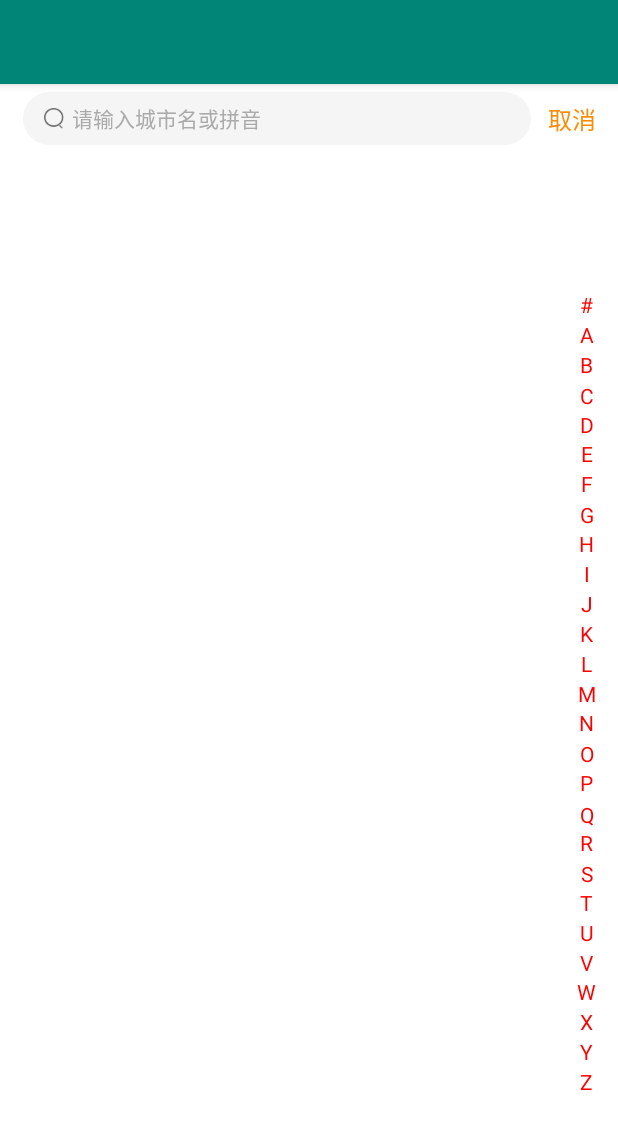
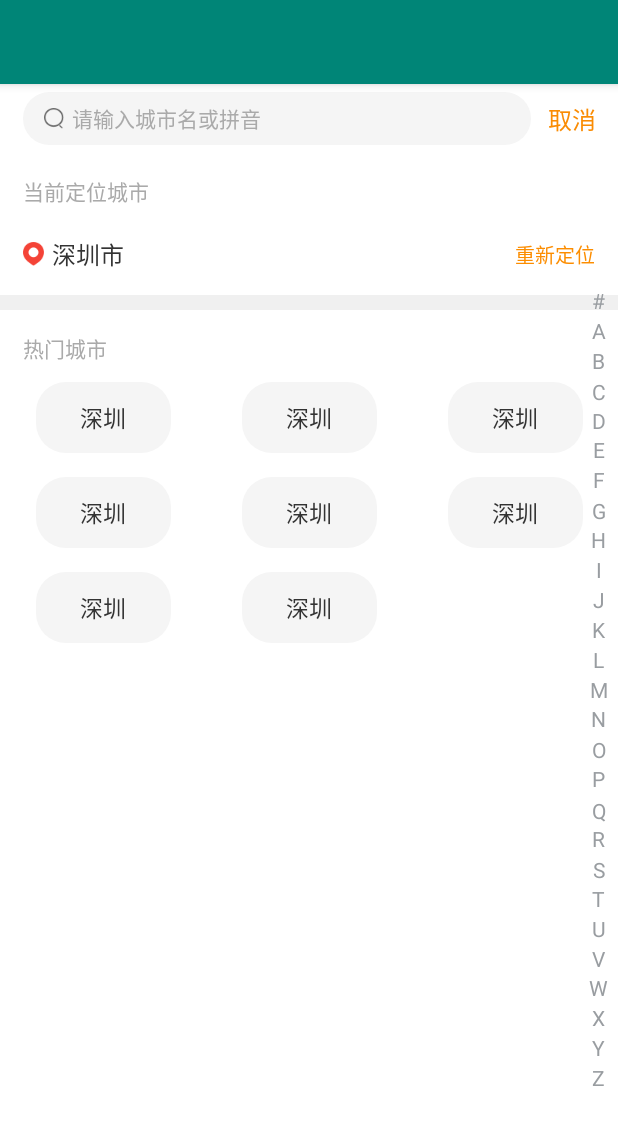
Before and after one commit to MZCretin/CitySelect, an Android app: the screen it shows after launch (MainActivity), on a phone screen of 412 x 824 dp. Shown: the top 1129 px of the screen. Run offline under Robolectric (Android 15) with nearby library versions, the phone set to English and light mode, and no system bars; libraries missing offline, so code that uses them is left out: com.blankj.utilcode; 1 statement that could not run was skipped.

Commit message:
主要功能完成 剩下封装和打磨

```diff
--- a/app/src/main/AndroidManifest.xml
+++ b/app/src/main/AndroidManifest.xml
@@ -9,7 +9,11 @@
         android:roundIcon="@mipmap/ic_launcher_round"
         android:supportsRtl="true"
         android:theme="@style/AppTheme">
-        <activity android:name=".MainActivity">
+        <activity android:name=".MainActivity"
+            android:configChanges="keyboardHidden|orientation"
+            android:launchMode="singleTask"
+            android:windowSoftInputMode="adjustPan"
+            android:screenOrientation="portrait">
             <intent-filter>
                 <action android:name="android.intent.action.MAIN" />
 
--- a/app/src/main/java/com/cretin/cityselect/CityInfoModel.java
+++ b/app/src/main/java/com/cretin/cityselect/CityInfoModel.java
@@ -7,11 +7,19 @@ package com.cretin.cityselect;
  * @desc: 添加描述
  */
 public class CityInfoModel {
+    public static final int TYPE_NORMAL = 0;
+    public static final int TYPE_CURRENT = 1;//当前城市
+    public static final int TYPE_HOT = 2;//热门城市
+
     private int type;
     private String cityName;
     private String sortId;
     private String sortName;
     private Object extra;
+
+    public CityInfoModel(String cityName) {
+        this.cityName = cityName;
+    }
 
     public CityInfoModel() {
     }
--- a/app/src/main/java/com/cretin/cityselect/FastIndexView.java
+++ b/app/src/main/java/com/cretin/cityselect/FastIndexView.java
@@ -34,7 +34,7 @@ public class FastIndexView extends View {
         mPaint.setAntiAlias(true);
         //获取文字被选中的颜色
 //        selectedColor = ContextCompat.getColor(context, );
-        selectedColor = Color.parseColor("#ff0000");
+        selectedColor = Color.parseColor("#999DA1");
     }
 
     @Override
@@ -49,12 +49,12 @@ public class FastIndexView extends View {
             //计算绘制字符的Y方向起点
             int y = (int) (cellHeight / 2.0f + textHeight / 2.0f + i
                     * cellHeight);
-            //绘制选中字符的背景
-            if (touchIndex == i) {
-                mPaint.setColor(Color.RED);
-                canvas.drawCircle(viewWidth / 2, cellHeight * i + cellHeight / 2, cellHeight / 2, mPaint);
-            }
-            mPaint.setColor(touchIndex == i ? Color.WHITE : selectedColor);
+//            //绘制选中字符的背景
+//            if (touchIndex == i) {
+//                mPaint.setColor(Color.parseColor("#999DA1"));
+//                canvas.drawCircle(viewWidth / 2, cellHeight * i + cellHeight / 2, cellHeight / 2, mPaint);
+//            }
+            mPaint.setColor(/*touchIndex == i ? Color.WHITE : */selectedColor);
             canvas.drawText(text, x, y, mPaint);
         }
     }
--- /dev/null
+++ b/app/src/main/java/com/cretin/cityselect/HotRecyclerViewAdapter.java
@@ -0,0 +1,53 @@
+package com.cretin.cityselect;
+
+import android.content.Context;
+import android.support.v7.widget.RecyclerView;
+import android.view.LayoutInflater;
+import android.view.View;
+import android.view.ViewGroup;
+import android.widget.TextView;
+
+import java.util.List;
+
+public class HotRecyclerViewAdapter extends RecyclerView.Adapter<RecyclerView.ViewHolder> {
+
+    private List<CityInfoModel> mDatas;
+
+    private Context mContext;
+
+    public HotRecyclerViewAdapter(Context context, List<CityInfoModel> data) {
+        this.mDatas = data;
+        this.mContext = context;
+    }
+
+    @Override
+    public RecyclerView.ViewHolder onCreateViewHolder(ViewGroup parent, int viewType) {
+        return new NormalHolder(LayoutInflater.from(mContext).inflate(R.layout.item_layout_hot_city, parent, false));
+    }
+
+    @Override
+    public void onBindViewHolder(RecyclerView.ViewHolder holder, int position) {
+        CityInfoModel cityInfoModel = mDatas.get(position);
+        NormalHolder realHolder = (NormalHolder) holder;
+        realHolder.tvCity.setText(cityInfoModel.getCityName());
+    }
+
+
+    @Override
+    public int getItemCount() {
+        if (mDatas != null) {
+            return mDatas.size();
+        }
+        return 0;
+    }
+
+    private class NormalHolder extends RecyclerView.ViewHolder {
+        TextView tvCity;
+
+        public NormalHolder(View itemView) {
+            super(itemView);
+            tvCity = itemView.findViewById(R.id.tv_city);
+        }
+    }
+
+}
--- a/app/src/main/java/com/cretin/cityselect/JSONHelper.java
+++ b/app/src/main/java/com/cretin/cityselect/JSONHelper.java
@@ -306,7 +306,6 @@ public class JSONHelper {
                     fieldSetMethod.invoke(obj, temp);
                 } else {
                     fieldSetMethod.invoke(obj, value);
-                    Log.e(TAG, TAG  + ">>>>setFiedlValue -> not supper type" + fieldType);
                 }
             }
 
--- a/app/src/main/java/com/cretin/cityselect/MainActivity.java
+++ b/app/src/main/java/com/cretin/cityselect/MainActivity.java
@@ -4,25 +4,41 @@ import android.support.v7.app.AppCompatActivity;
 import android.os.Bundle;
 import android.support.v7.widget.LinearLayoutManager;
 import android.support.v7.widget.RecyclerView;
+import android.text.Editable;
 import android.text.TextUtils;
+import android.text.TextWatcher;
 import android.util.Log;
+import android.view.View;
+import android.widget.EditText;
+import android.widget.TextView;
 
 import com.blankj.utilcode.util.ResourceUtils;
+import com.github.stuxuhai.jpinyin.ChineseHelper;
+import com.github.stuxuhai.jpinyin.PinyinException;
 import com.github.stuxuhai.jpinyin.PinyinFormat;
 import com.github.stuxuhai.jpinyin.PinyinHelper;
 
-import org.json.JSONException;
-
+import java.sql.Time;
 import java.util.ArrayList;
 import java.util.Collections;
 import java.util.Comparator;
 import java.util.List;
+import java.util.Timer;
+import java.util.TimerTask;
 
 public class MainActivity extends AppCompatActivity {
-    private RecyclerViewAdapter recyclerViewAdapter;
+    private MainRecyclerViewAdapter recyclerViewAdapter;
     private RecyclerView recyclerView;
+    private EditText searchView;
+    private TextView tvRight;
+    private FastIndexView fastIndexView;
     private List<CityInfoModel> list;
-    private FastIndexView fastIndexView;
+    private List<CityInfoModel> cacheList;
+    private List<CityInfoModel> searchList;
+    private TextView tvIndex;
+    private Timer timer;
+    private TimerTask timerTask;
+    private LinearLayoutManager linearLayoutManager;
 
     @Override
     protected void onCreate(Bundle savedInstanceState) {
@@ -31,31 +47,26 @@ public class MainActivity extends AppCompatActivity {
 
         recyclerView = findViewById(R.id.recyclerView);
         fastIndexView = findViewById(R.id.fastIndexView);
+        tvIndex = findViewById(R.id.tv_index);
+        searchView = findViewById(R.id.ed_search);
+        tvRight = findViewById(R.id.tv_right);
 
         list = new ArrayList<>();
+        cacheList = new ArrayList<>();
+        searchList = new ArrayList<>();
 
-        String city = ResourceUtils.readAssets2String("city.json");
+        final String city = ResourceUtils.readAssets2String("city.json");
         try {
             CityResponse cityResponse = JSONHelper.parseObject(city, CityResponse.class);
             List<CityResponse.DataBean> data = cityResponse.getData();
             for (CityResponse.DataBean item : data) {
                 if (item.getSons() == null) {
-                    String firstStr = "";
-                    if (!TextUtils.isEmpty(item.getName())) {
-                        firstStr = item.getName().substring(0, 1);
-                    }
-                    String shortPinyin = PinyinHelper.getShortPinyin(firstStr);
                     String pingYin = PinyinHelper.convertToPinyinString(item.getName(), " ", PinyinFormat.WITHOUT_TONE);
-                    list.add(new CityInfoModel(RecyclerViewAdapter.TYPE_NORMAL, item.getName(), shortPinyin, pingYin, item.getAreaId()));
+                    cacheList.add(new CityInfoModel(CityInfoModel.TYPE_NORMAL, item.getName(), pingYin.substring(0, 1), pingYin, item.getAreaId()));
                 } else {
                     for (CityResponse.DataBean.SonsBean son : item.getSons()) {
-                        String firstStr = "";
-                        if (!TextUtils.isEmpty(son.getName())) {
-                            firstStr = son.getName().substring(0, 1);
-                        }
-                        String shortPinyin = PinyinHelper.getShortPinyin(firstStr);
                         String pingYin = PinyinHelper.convertToPinyinString(son.getName(), " ", PinyinFormat.WITHOUT_TONE);
-                        list.add(new CityInfoModel(RecyclerViewAdapter.TYPE_NORMAL, son.getName(), shortPinyin, pingYin, item.getAreaId()));
+                        cacheList.add(new CityInfoModel(CityInfoModel.TYPE_NORMAL, son.getName(), pingYin.substring(0, 1), pingYin, item.getAreaId()));
                     }
                 }
             }
@@ -63,14 +74,17 @@ public class MainActivity extends AppCompatActivity {
             e.printStackTrace();
         }
 
-        Collections.sort(list, new Comparator<CityInfoModel>() {
+        Collections.sort(cacheList, new Comparator<CityInfoModel>() {
             @Override
             public int compare(CityInfoModel o1, CityInfoModel o2) {
                 return o1.getSortName().compareTo(o2.getSortName());
             }
         });
 
-        recyclerView.setLayoutManager(new LinearLayoutManager(this));
+        cacheList.add(0, new CityInfoModel(CityInfoModel.TYPE_HOT, "", "#", "热门城市", "hot"));
+        cacheList.add(0, new CityInfoModel(CityInfoModel.TYPE_CURRENT, "", "*", "当前定位城市", "current"));
+        linearLayoutManager = new LinearLayoutManager(this);
+        recyclerView.setLayoutManager(linearLayoutManager);
         recyclerView.addItemDecoration(new CustomItemDecoration(this, new CustomItemDecoration.TitleDecorationCallback() {
             @Override
             public String getGroupId(int position) {
@@ -79,10 +93,124 @@ public class MainActivity extends AppCompatActivity {
 
             @Override
             public String getGroupName(int position) {
-                return list.get(position).getSortId().toUpperCase();
+                CityInfoModel cityInfoModel = list.get(position);
+                if (cityInfoModel.getType() == CityInfoModel.TYPE_CURRENT || cityInfoModel.getType() == CityInfoModel.TYPE_HOT) {
+                    return cityInfoModel.getSortName();
+                }
+                return cityInfoModel.getSortId().toUpperCase();
             }
         }));
-        recyclerViewAdapter = new RecyclerViewAdapter(this, list);
+
+        list.clear();
+        list.addAll(cacheList);
+        recyclerViewAdapter = new MainRecyclerViewAdapter(this, list);
         recyclerView.setAdapter(recyclerViewAdapter);
+
+        fastIndexView.setListener(new FastIndexView.OnLetterUpdateListener() {
+            @Override
+            public void onLetterUpdate(String letter) {
+                tvIndex.setText(letter);
+                tvIndex.setVisibility(View.VISIBLE);
+
+                moveToLetterPosition(letter);
+
+                if (timer != null) {
+                    timer.cancel();
+                    timer = null;
+                }
+
+                if (timerTask != null) {
+                    timerTask.cancel();
+                    timerTask = null;
+                }
+                timerTask = new TimerTask() {
+                    @Override
+                    public void run() {
+                        runOnUiThread(new Runnable() {
+                            @Override
+                            public void run() {
+                                tvIndex.setVisibility(View.GONE);
+                            }
+                        });
+                    }
+                };
+                timer = new Timer();
+                timer.schedule(timerTask, 500);
+            }
+        });
+
+        searchView.addTextChangedListener(new TextWatcher() {
+            @Override
+            public void beforeTextChanged(CharSequence s, int start, int count, int after) {
+
+            }
+
+            @Override
+            public void onTextChanged(CharSequence s, int start, int before, int count) {
+                search(s.toString());
+            }
+
+            @Override
+            public void afterTextChanged(Editable s) {
+
+            }
+        });
+
+        tvRight.setOnClickListener(new View.OnClickListener() {
+            @Override
+            public void onClick(View v) {
+                finish();
+            }
+        });
+    }
+
+    private void moveToLetterPosition(String letter) {
+        if ("#".equals(letter)) {
+            letter = "*";
+        }
+        for (int i = 0; i < list.size(); i++) {
+            CityInfoModel cityInfoModel = list.get(i);
+            if (cityInfoModel.getSortId().toUpperCase().equals(letter)) {
+                linearLayoutManager.scrollToPositionWithOffset(i, 0);
+                return;
+            }
+        }
+    }
+
+    private void search(String key) {
+        searchList.clear();
+        boolean isChiness = ChineseHelper.containsChinese(key);
+        if (isChiness) {
+            for (CityInfoModel cityInfoModel : cacheList) {
+                boolean has = true;
+                HH:
+                for (char c : key.toCharArray()) {
+                    if (!cityInfoModel.getCityName().contains(c + "")) {
+                        has = false;
+                        break HH;
+                    }
+                }
+                if (has) {
+                    searchList.add(cityInfoModel);
+                }
+            }
+        } else {
+            for (CityInfoModel cityInfoModel : cacheList) {
+                boolean has = true;
+                HH:
+                for (char c : key.toCharArray()) {
+                    if (!cityInfoModel.getSortName().contains(c + "")) {
+                        has = false;
+                        break HH;
+                    }
+                }
+                if (has) {
+                    searchList.add(cityInfoModel);
+                }
+            }
+        }
+        list.clear();
+        list.addAll(searchList);
+        recyclerViewAdapter.notifyDataSetChanged();
     }
 }
--- /dev/null
+++ b/app/src/main/java/com/cretin/cityselect/MainRecyclerViewAdapter.java
@@ -0,0 +1,116 @@
+package com.cretin.cityselect;
+
+import android.content.Context;
+import android.support.v7.widget.GridLayoutManager;
+import android.support.v7.widget.RecyclerView;
+import android.view.LayoutInflater;
+import android.view.View;
+import android.view.ViewGroup;
+import android.widget.TextView;
+
+import java.util.ArrayList;
+import java.util.List;
+
+public class MainRecyclerViewAdapter extends RecyclerView.Adapter<MainRecyclerViewAdapter.BaseViewHolder> {
+
+    private List<CityInfoModel> mDatas;
+
+    private Context mContext;
+
+    public MainRecyclerViewAdapter(Context context, List<CityInfoModel> data) {
+        this.mDatas = data;
+        this.mContext = context;
+    }
+
+    @Override
+    public BaseViewHolder onCreateViewHolder(ViewGroup parent, int viewType) {
+        //创建不同的 ViewHolder
+        View view = null;
+
+        //根据viewtype来创建条目
+        if (viewType == CityInfoModel.TYPE_NORMAL) {
+            view = LayoutInflater.from(mContext).inflate(R.layout.item_layout_normal, parent, false);
+            return new NormalHolder(view);
+        } else if (viewType == CityInfoModel.TYPE_CURRENT) {
+            view = LayoutInflater.from(mContext).inflate(R.layout.layout_current_city, parent, false);
+            return new CurrentCityHolder(view);
+        } else if (viewType == CityInfoModel.TYPE_HOT) {
+            view = LayoutInflater.from(mContext).inflate(R.layout.layout_hot_view, parent, false);
+            return new HotCityHolder(view);
+        }
+
+        return new NormalHolder(view);
+    }
+
+    @Override
+    public void onBindViewHolder(BaseViewHolder holder, int position) {
+        CityInfoModel cityInfoModel = mDatas.get(position);
+        if (cityInfoModel.getType() == CityInfoModel.TYPE_NORMAL) {
+            NormalHolder realHolder = (NormalHolder) holder;
+            realHolder.tvContent.setText(cityInfoModel.getCityName());
+        } else if (cityInfoModel.getType() == CityInfoModel.TYPE_CURRENT) {
+            //当前城市
+        } else if (cityInfoModel.getType() == CityInfoModel.TYPE_HOT) {
+            //热门城市
+            List<CityInfoModel> list = new ArrayList<>();
+            list.add(new CityInfoModel("深圳"));
+            list.add(new CityInfoModel("深圳"));
+            list.add(new CityInfoModel("深圳"));
+            list.add(new CityInfoModel("深圳"));
+            list.add(new CityInfoModel("深圳"));
+            list.add(new CityInfoModel("深圳"));
+            list.add(new CityInfoModel("深圳"));
+            list.add(new CityInfoModel("深圳"));
+            HotRecyclerViewAdapter adapter = new HotRecyclerViewAdapter(mContext,list);
+            HotCityHolder hotCityHolder = (HotCityHolder) holder;
+            hotCityHolder.recyclerView.setLayoutManager(new GridLayoutManager(mContext,3));
+            hotCityHolder.recyclerView.setAdapter(adapter);
+        }
+    }
+
+    static class BaseViewHolder extends RecyclerView.ViewHolder {
+        BaseViewHolder(View itemView) {
+            super(itemView);
+        }
+    }
+
+    @Override
+    public int getItemCount() {
+        if (mDatas != null) {
+            return mDatas.size();
+        }
+        return 0;
+    }
+
+    //根据条件返回条目的类型
+    @Override
+    public int getItemViewType(int position) {
+        return mDatas.get(position).getType();
+    }
+
+    private class NormalHolder extends BaseViewHolder {
+        TextView tvContent;
+
+        public NormalHolder(View itemView) {
+            super(itemView);
+            tvContent = itemView.findViewById(R.id.tv_city);
+        }
+    }
+
+    private class HotCityHolder extends BaseViewHolder {
+        RecyclerView recyclerView;
+
+        public HotCityHolder(View itemView) {
+            super(itemView);
+            recyclerView = itemView.findViewById(R.id.recyclerView);
+        }
+    }
+
+    private class CurrentCityHolder extends BaseViewHolder {
+
+        public CurrentCityHolder(View itemView) {
+            super(itemView);
+
+        }
+    }
+}
--- a/app/src/main/java/com/cretin/cityselect/RecyclerViewAdapter.java
+++ /dev/null
@@ -1,76 +0,0 @@
-package com.cretin.cityselect;
-
-import android.content.Context;
-import android.support.v7.widget.RecyclerView;
-import android.view.LayoutInflater;
-import android.view.View;
-import android.view.ViewGroup;
-import android.widget.TextView;
-
-import java.util.List;
-
-public class RecyclerViewAdapter extends RecyclerView.Adapter<RecyclerViewAdapter.BaseViewHolder> {
-
-    public static final int TYPE_NORMAL = 0;
-
-    private List<CityInfoModel> mDatas;
-
-    private Context mContext;
-
-    public RecyclerViewAdapter(Context context,List<CityInfoModel> data) {
-        this.mDatas = data;
-        this.mContext = context;
-    }
-
-    @Override
-    public BaseViewHolder onCreateViewHolder(ViewGroup parent, int viewType) {
-        //创建不同的 ViewHolder
-        View view = null;
-
-        //根据viewtype来创建条目
-        if (viewType == TYPE_NORMAL) {
-            view = LayoutInflater.from(mContext).inflate(R.layout.item_layout_normal, parent, false);
-            return new NormalHolder(view);
-        }
-
-        return new NormalHolder(view);
-    }
-
-    @Override
-    public void onBindViewHolder(BaseViewHolder holder, int position) {
-        CityInfoModel cityInfoModel = mDatas.get(position);
-        if (cityInfoModel.getType() == TYPE_NORMAL) {
-            NormalHolder realHolder = (NormalHolder) holder;
-            realHolder.tvContent.setText(cityInfoModel.getCityName());
-        }
-    }
-
-    static class BaseViewHolder extends RecyclerView.ViewHolder{
-        BaseViewHolder(View itemView) {
-            super(itemView);
-        }
-    }
-
-    @Override
-    public int getItemCount() {
-        if (mDatas != null) {
-            return mDatas.size();
-        }
-        return 0;
-    }
-
-    //根据条件返回条目的类型
-    @Override
-    public int getItemViewType(int position) {
-        return mDatas.get(position).getType();
-    }
-
-    private class NormalHolder extends BaseViewHolder {
-        TextView tvContent;
-
-        public NormalHolder(View itemView) {
-            super(itemView);
-            tvContent = itemView.findViewById(R.id.tv_city);
-        }
-    }
-}
--- /dev/null
+++ b/app/src/main/res/drawable/shape_hot_bg.xml
@@ -0,0 +1,6 @@
+<?xml version="1.0" encoding="utf-8"?>
+<shape xmlns:android="http://schemas.android.com/apk/res/android"
+    android:shape="rectangle">
+    <solid android:color="#F5F5F5" />
+    <corners android:radius="20dp" />
+</shape>
--- /dev/null
+++ b/app/src/main/res/drawable/shape_index_bg.xml
@@ -0,0 +1,6 @@
+<?xml version="1.0" encoding="utf-8"?>
+<shape xmlns:android="http://schemas.android.com/apk/res/android"
+    android:shape="rectangle">
+    <solid android:color="#cc000000" />
+    <corners android:radius="5dp" />
+</shape>
--- a/app/src/main/res/layout/activity_main.xml
+++ b/app/src/main/res/layout/activity_main.xml
@@ -16,7 +16,7 @@
         android:layout_marginLeft="15dp"
         android:layout_marginTop="5dp"
         android:background="@drawable/bg_search"
-        android:drawableLeft="@mipmap/btn_search02"
+        android:drawableLeft="@mipmap/search_view"
         android:drawablePadding="5dp"
         android:hint="请输入城市名或拼音"
         android:paddingLeft="14dp"
@@ -53,13 +53,29 @@
     <com.cretin.cityselect.FastIndexView
         android:id="@+id/fastIndexView"
         android:layout_width="25dp"
-        app:layout_constraintHeight_percent="0.7"
         android:layout_height="0dp"
         android:layout_marginTop="15dp"
-        android:layout_marginRight="8dp"
+        android:paddingRight="5dp"
         android:layout_marginBottom="15dp"
-        app:layout_constraintBottom_toBottomOf="@+id/recyclerView"
+        app:layout_constraintBottom_toBottomOf="parent"
+        app:layout_constraintHeight_percent="0.7"
         app:layout_constraintRight_toRightOf="parent"
-        app:layout_constraintTop_toTopOf="@+id/recyclerView" />
+        app:layout_constraintTop_toBottomOf="@+id/ed_search" />
 
+    <TextView
+        android:id="@+id/tv_index"
+        android:visibility="gone"
+        android:layout_width="0dp"
+        android:layout_height="0dp"
+        android:background="@drawable/shape_index_bg"
+        android:gravity="center"
+        android:text="A"
+        android:textColor="#ffffff"
+        android:textSize="38sp"
+        app:layout_constraintBottom_toBottomOf="parent"
+        app:layout_constraintDimensionRatio="1:1"
+        app:layout_constraintLeft_toLeftOf="parent"
+        app:layout_constraintRight_toRightOf="parent"
+        app:layout_constraintTop_toTopOf="parent"
+        app:layout_constraintWidth_percent="0.25" />
 </android.support.constraint.ConstraintLayout>
--- /dev/null
+++ b/app/src/main/res/layout/item_layout_hot_city.xml
@@ -0,0 +1,27 @@
+<?xml version="1.0" encoding="utf-8"?>
+<android.support.constraint.ConstraintLayout xmlns:android="http://schemas.android.com/apk/res/android"
+    xmlns:app="http://schemas.android.com/apk/res-auto"
+    android:layout_width="match_parent"
+    android:layout_height="wrap_content">
+
+    <TextView
+        android:id="@+id/tv_city"
+        android:layout_width="wrap_content"
+        android:layout_height="wrap_content"
+        android:layout_marginLeft="10dp"
+        android:layout_marginTop="8dp"
+        android:layout_marginRight="10dp"
+        android:layout_marginBottom="8dp"
+        android:gravity="center"
+        android:minWidth="90dp"
+        android:padding="12dp"
+        android:text="深圳市"
+        android:textColor="#333333"
+        android:background="@drawable/shape_hot_bg"
+        android:textSize="15sp"
+        app:layout_constraintBottom_toBottomOf="parent"
+        app:layout_constraintLeft_toLeftOf="parent"
+        app:layout_constraintRight_toRightOf="parent"
+        app:layout_constraintTop_toTopOf="parent" />
+
+</android.support.constraint.ConstraintLayout>
--- /dev/null
+++ b/app/src/main/res/layout/layout_current_city.xml
@@ -0,0 +1,38 @@
+<?xml version="1.0" encoding="utf-8"?>
+<android.support.constraint.ConstraintLayout xmlns:android="http://schemas.android.com/apk/res/android"
+    xmlns:app="http://schemas.android.com/apk/res-auto"
+    android:layout_width="match_parent"
+    android:layout_height="wrap_content">
+
+    <TextView
+        android:id="@+id/tv_current_city"
+        android:layout_width="wrap_content"
+        android:layout_height="wrap_content"
+        android:drawableLeft="@mipmap/location_view"
+        android:drawablePadding="5dp"
+        android:padding="15dp"
+        android:text="深圳市"
+        android:textColor="#333333 "
+        android:textSize="16sp"
+        app:layout_constraintLeft_toLeftOf="parent"
+        app:layout_constraintTop_toTopOf="parent" />
+
+    <TextView
+        android:layout_width="wrap_content"
+        android:layout_height="wrap_content"
+        android:padding="15dp"
+        android:text="重新定位"
+        android:textColor="#FC8D00"
+        android:textSize="13sp"
+        app:layout_constraintBottom_toBottomOf="@+id/tv_current_city"
+        app:layout_constraintRight_toRightOf="parent"
+        app:layout_constraintTop_toTopOf="@+id/tv_current_city" />
+
+    <View
+        android:layout_width="match_parent"
+        android:layout_height="10dp"
+        android:background="#F0F0F0"
+        app:layout_constraintBottom_toBottomOf="parent"
+        app:layout_constraintTop_toBottomOf="@+id/tv_current_city" />
+
+</android.support.constraint.ConstraintLayout>
--- /dev/null
+++ b/app/src/main/res/layout/layout_hot_view.xml
@@ -0,0 +1,10 @@
+<?xml version="1.0" encoding="utf-8"?>
+<android.support.v7.widget.RecyclerView xmlns:android="http://schemas.android.com/apk/res/android"
+    xmlns:app="http://schemas.android.com/apk/res-auto"
+    android:id="@+id/recyclerView"
+    android:layout_width="match_parent"
+    android:layout_height="wrap_content"
+    app:layout_constraintBottom_toBottomOf="parent"
+    app:layout_constraintLeft_toLeftOf="parent"
+    app:layout_constraintRight_toRightOf="parent"
+    app:layout_constraintTop_toTopOf="parent" />
```
Also changed, not shown: app/src/main/res/mipmap-xhdpi/location_view.png (added), app/src/main/res/mipmap-xhdpi/search_view.png (renamed from app/src/main/res/mipmap-xhdpi/btn_search02.png), app/src/main/res/mipmap-xxhdpi/location_view.png (added), app/src/main/res/mipmap-xxhdpi/search_view.png (renamed from app/src/main/res/mipmap-xxhdpi/btn_search02.png).
